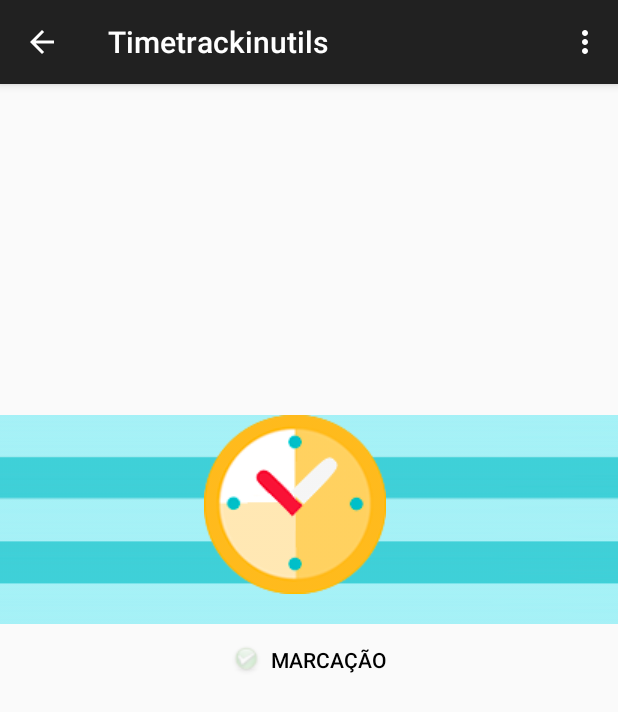
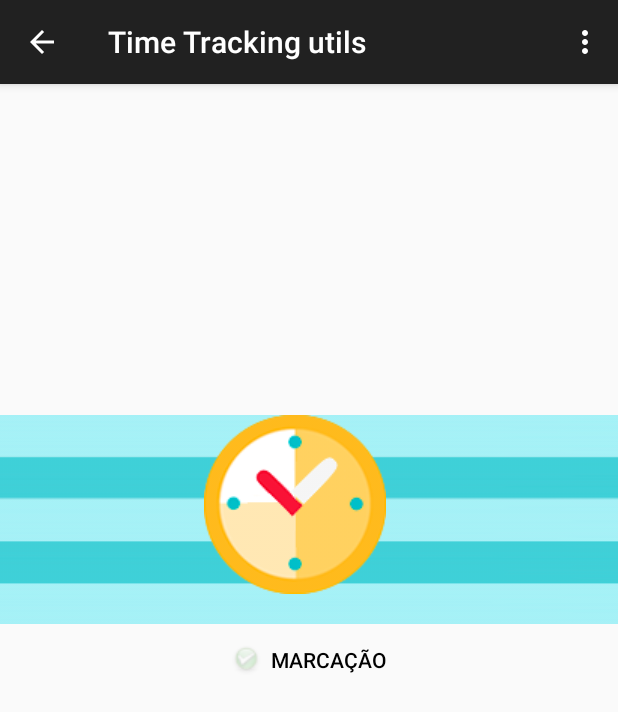
Before and after one commit to paulocn/timetrackinutils, an Android app: the screen it shows after launch (MainActivity), after a tap on "MARCAÇÃO", on a phone screen of 412 x 824 dp. Shown: the top 712 px of the screen. Run offline under Robolectric (Android 15) with nearby library versions, the phone set to English and light mode, and no system bars; pictures from the network do not load; 2 statements that could not run were skipped.

```diff
--- a/app/build.gradle
+++ b/app/build.gradle
@@ -23,9 +23,10 @@ dependencies {
     compile fileTree(dir: 'libs', include: ['*.jar'])
     testCompile 'junit:junit:4.12'
     compile 'com.android.support:appcompat-v7:21.0.3'
+    compile 'com.android.support:support-v4:21.0.3'
 }
 
-task deployApks(type:Copy) {
+task deployApks(type: Copy) {
     description = "Copies APKs to the deploy directory"
 
     println("Deploying APKs")
@@ -34,4 +35,5 @@ task deployApks(type:Copy) {
     into 'deploy'
 }
 
+
 assembleDebug.finalizedBy deployApks
--- a/app/src/main/java/ciandt/timetrackinutils/MainActivity.java
+++ b/app/src/main/java/ciandt/timetrackinutils/MainActivity.java
@@ -44,6 +44,7 @@ public class MainActivity extends ActionBarActivity
         mNavigationDrawerFragment.setUp(
                 R.id.navigation_drawer,
                 (DrawerLayout) findViewById(R.id.drawer_layout));
+
     }
 
     @Override
--- a/app/src/main/java/ciandt/timetrackinutils/fragments/ApontaFragment.java
+++ b/app/src/main/java/ciandt/timetrackinutils/fragments/ApontaFragment.java
@@ -21,6 +21,7 @@ import ciandt.timetrackinutils.storage.MemoryStorageSingleton;
 import ciandt.timetrackinutils.timetracking.TTAsyncRequest;
 import ciandt.timetrackinutils.timetracking.TTCallbacks;
 import ciandt.timetrackinutils.timetracking.TTRequester;
+import ciandt.timetrackinutils.utils.notificacoes;
 
 
 /**
@@ -91,6 +92,15 @@ public class ApontaFragment extends Fragment implements TTCallbacks{
             }
         });
 
+        /*int flags = getActivity().getIntent().getFlags();
+        String pkg = getActivity().getIntent().getPackage();
+        if(pkg != null && (flags & Intent.FLAG_ACTIVITY_CLEAR_TASK) > 0) {
+            actionApontar(null);
+            iniciaAnimacaoApontamento();
+        }else{
+            //Log.i("MUSICCONTROL", "app started with user tap");
+        }*/
+
 
     }
 
@@ -143,9 +153,9 @@ public class ApontaFragment extends Fragment implements TTCallbacks{
             if (strs.length > 1){
                 msg = strs[1];
             }
-
+            notificacoes.notifyOfAppointment(msg, getActivity());
             new AlertDialog.Builder(getActivity())
-                    .setTitle("Time Tracking")
+                    .setTitle(R.string.timetracking)
                     .setMessage(msg).
                     setNeutralButton(android.R.string.ok, new DialogInterface.OnClickListener() {
                         public void onClick(DialogInterface dialog, int which) {
@@ -157,9 +167,10 @@ public class ApontaFragment extends Fragment implements TTCallbacks{
                         }
                     }).show();
         }else{
+            notificacoes.notifyOfAppointment(getActivity().getString(R.string.falhaApontamento), getActivity());
             new AlertDialog.Builder(getActivity())
-                    .setTitle("Time Tracking")
-                    .setMessage("Falha no apontamento!").show();
+                    .setTitle(R.string.timetracking)
+                    .setMessage(R.string.falhaApontamento).show();
         }
 
     }
--- a/app/src/main/java/ciandt/timetrackinutils/timetracking/TTParams.java
+++ b/app/src/main/java/ciandt/timetrackinutils/timetracking/TTParams.java
@@ -60,7 +60,7 @@ public class TTParams {
             mHeaders = new ArrayList<NameValuePair>();
             mHeaders.add(new BasicNameValuePair("Content-type", "application/x-www-form-urlencoded"));
             mHeaders.add(new BasicNameValuePair("Accept", "Accept:*/*"));
-            mHeaders.add(new BasicNameValuePair("Cookie", "clockDeviceToken=nHuH/qaEaN1TzYclwDbze2UcjZeQtjjudvHqcjFufA=="));
+            mHeaders.add(new BasicNameValuePair("Cookie", "clockDeviceToken2=nHuH/qaEaN1TzYclwDbze2UcjZeQtjjudvHqcjFufA=="));
             mHeaders.add(new BasicNameValuePair("Origin", "android"));
             mHeaders.add(new BasicNameValuePair("User-Agent", "Mozilla/5.0 (Macintosh; Intel Mac OS X 10_9_2) AppleWebKit/537.36 (KHTML, like Gecko) Chrome/37.0.2062.94 Safari/537.36"));
         }
--- /dev/null
+++ b/app/src/main/res/values/colors.xml
@@ -0,0 +1,5 @@
+<resources>
+
+    <color name="black_overlay">#66000000</color>
+
+</resources>
--- a/app/src/main/res/values/strings.xml
+++ b/app/src/main/res/values/strings.xml
@@ -1,5 +1,5 @@
 <resources>
-    <string name="app_name">Timetrackinutils</string>
+    <string name="app_name">Time Tracking utils</string>
 
     <string name="title_section1">Apontar</string>
     <string name="title_section2">Usuário e Senha</string>
@@ -16,4 +16,10 @@
 
 <!-- TODO: Remove or change this placeholder text -->
     <string name="hello_blank_fragment">Hello blank fragment</string>
+
+    <string name="title_activity_aponta_auto">Apontar Hora</string>
+    <string name="dummy_button">Dummy Button</string>
+    <string name="dummy_content">DUMMY\nCONTENT</string>
+    <string name="timetracking">Time Tracking</string>
+    <string name="falhaApontamento">Falha no apontamento!</string>
 </resources>
--- a/app/src/main/res/values/styles.xml
+++ b/app/src/main/res/values/styles.xml
@@ -5,4 +5,16 @@
         <!-- Customize your theme here. -->
     </style>
 
+    <style name="FullscreenTheme" parent="AppTheme">
+        <item name="android:actionBarStyle">@style/FullscreenActionBarStyle</item>
+        <item name="android:windowActionBarOverlay">true</item>
+        <item name="android:windowBackground">@null</item>
+        <item name="metaButtonBarStyle">?android:attr/buttonBarStyle</item>
+        <item name="metaButtonBarButtonStyle">?android:attr/buttonBarButtonStyle</item>
+    </style>
+
+    <style name="FullscreenActionBarStyle" parent="Widget.AppCompat.ActionBar">
+        <item name="android:background">@color/black_overlay</item>
+    </style>
+
 </resources>
```
Also changed, not shown: app/src/main/AndroidManifest.xml (+15 -2 lines), app/src/main/java/ciandt/timetrackinutils/ApontaAutoActivity.java (added, +136 -0 lines), app/src/main/java/ciandt/timetrackinutils/timetracking/TTRequester.java (+6 -1 lines), app/src/main/java/ciandt/timetrackinutils/utils/notificacoes.java (added, +37 -0 lines), app/src/main/res/layout/activity_aponta_auto.xml (added, +55 -0 lines), app/src/main/res/values/attrs.xml (added, +12 -0 lines), app/src/main/res/drawable/relogio_tt_not.png (added).
